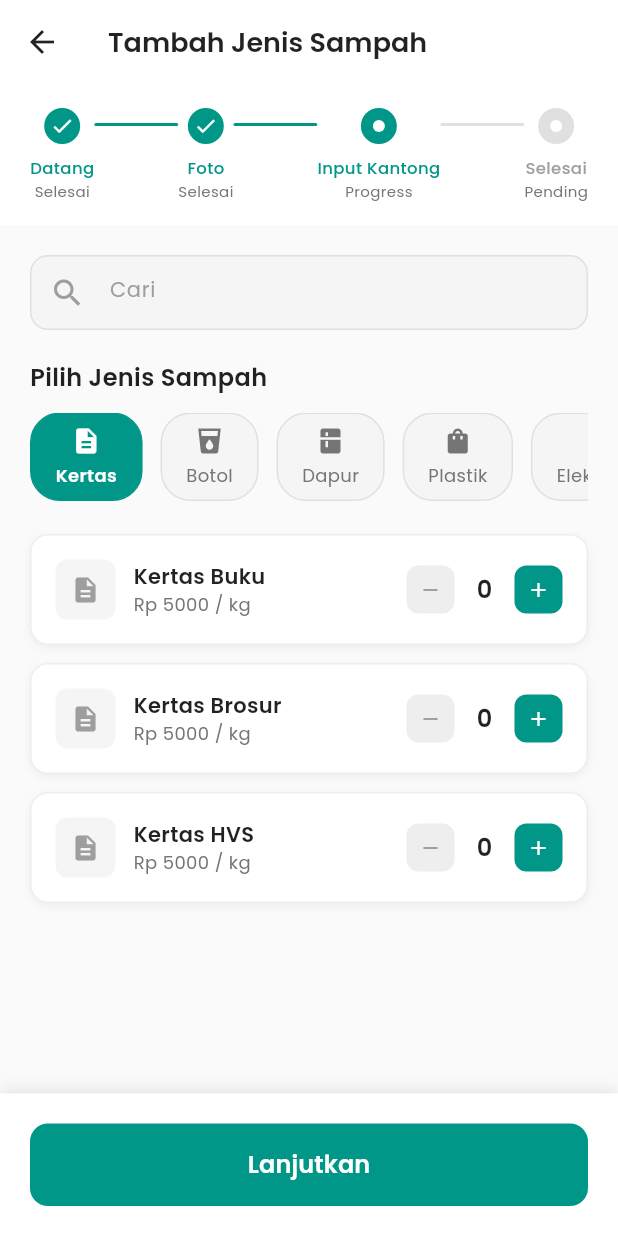
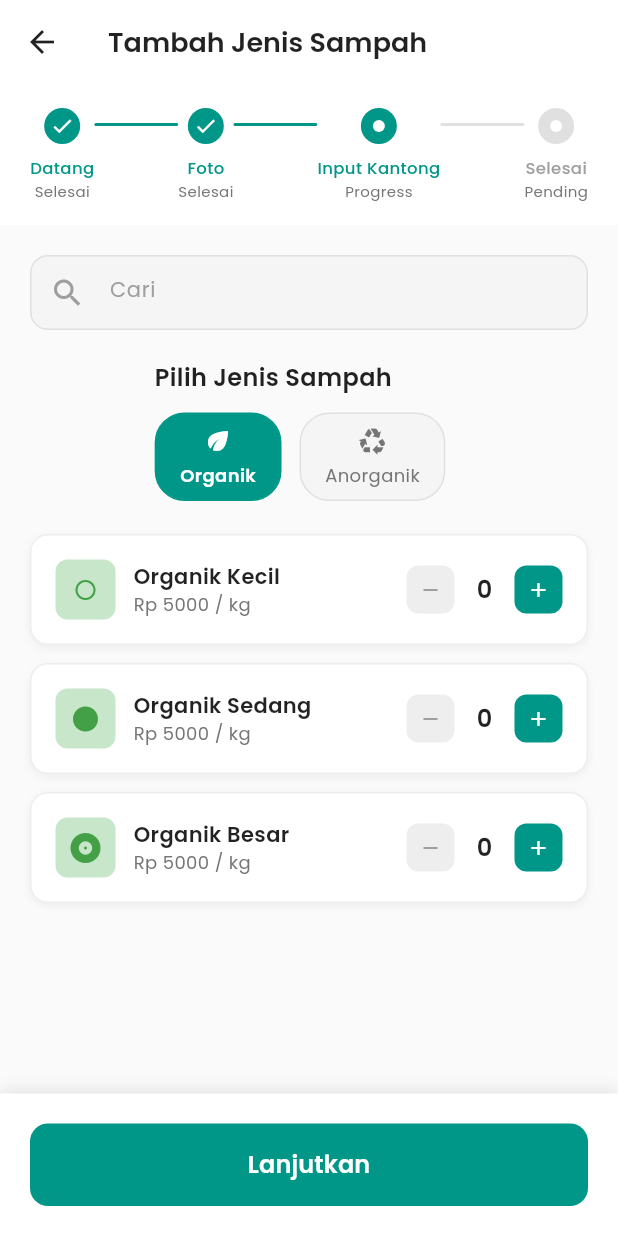
Before and after one commit to jonathanfransilo/smart-environtment-mobile, a Flutter app: the InputKantongScreen screen opened directly with empty values, on a phone screen of 412 x 824 dp. Run offline on Flutter 3.47's test engine with Material 3 defaults, Android fonts, the phone set to English and light mode, and no system bars; our stand-ins replace blur, dio, flutter_map, flutter_secure_storage, flutter_svg, geocoding and 5 more; accounts and stored records are empty; project files that could hold a hidden picture were left out.

Commit message:
perubahan pada jenis sampah

```diff
--- a/lib/screens/kolektor/detail_sampah_screen.dart
+++ b/lib/screens/kolektor/detail_sampah_screen.dart
@@ -55,18 +55,7 @@ class _DetailSampahScreenState extends State<DetailSampahScreen> {
   }
 
   String _getCategoryTag(String category) {
-    switch (category) {
-      case 'Kertas':
-      case 'Botol':
-      case 'Plastik':
-        return 'Organik';
-      case 'Dapur':
-        return 'Organik';
-      case 'Elektronik':
-        return 'Organik';
-      default:
-        return 'Organik';
-    }
+    return category; // Return the actual category (Organik/Anorganik)
   }
 
   Future<void> _konfirmasi() async {
@@ -255,7 +244,7 @@ class _DetailSampahScreenState extends State<DetailSampahScreen> {
                       Container(
                         padding: EdgeInsets.symmetric(horizontal: 8, vertical: 4),
                         decoration: BoxDecoration(
-                          color: Color(0xFF009688),
+                          color: item['category'] == 'Organik' ? Colors.green[600] : Colors.blue[600],
                           borderRadius: BorderRadius.circular(4),
                         ),
                         child: Text(
--- a/lib/screens/kolektor/input_kantong_screen.dart
+++ b/lib/screens/kolektor/input_kantong_screen.dart
@@ -20,35 +20,20 @@ class InputKantongScreen extends StatefulWidget {
 
 class _InputKantongScreenState extends State<InputKantongScreen> {
   int _currentStep = 2; // 0: Datang, 1: Foto, 2: Input Kantong (current), 3: Selesai
-  String _selectedCategory = 'Kertas';
+  String _selectedCategory = 'Organik';
   final TextEditingController _searchController = TextEditingController();
 
   // Data jenis sampah dengan harga 5000/kg untuk semua
   final Map<String, List<Map<String, dynamic>>> _sampahCategories = {
-    'Kertas': [
-      {'name': 'Kertas Buku', 'price': 5000, 'quantity': 0},
-      {'name': 'Kertas Brosur', 'price': 5000, 'quantity': 0},
-      {'name': 'Kertas HVS', 'price': 5000, 'quantity': 0},
+    'Organik': [
+      {'name': 'Organik Kecil', 'price': 5000, 'quantity': 0},
+      {'name': 'Organik Sedang', 'price': 5000, 'quantity': 0},
+      {'name': 'Organik Besar', 'price': 5000, 'quantity': 0},
     ],
-    'Botol': [
-      {'name': 'Botol Plastik', 'price': 5000, 'quantity': 0},
-      {'name': 'Botol Kaca', 'price': 5000, 'quantity': 0},
-      {'name': 'Botol Minuman', 'price': 5000, 'quantity': 0},
-    ],
-    'Dapur': [
-      {'name': 'Kaleng Makanan', 'price': 5000, 'quantity': 0},
-      {'name': 'Wadah Plastik', 'price': 5000, 'quantity': 0},
-      {'name': 'Tutup Botol', 'price': 5000, 'quantity': 0},
-    ],
-    'Plastik': [
-      {'name': 'Plastik PE', 'price': 5000, 'quantity': 0},
-      {'name': 'Plastik PP', 'price': 5000, 'quantity': 0},
-      {'name': 'Kantong Plastik', 'price': 5000, 'quantity': 0},
-    ],
-    'Elektronik': [
-      {'name': 'Kabel Listrik', 'price': 5000, 'quantity': 0},
-      {'name': 'Komponen PCB', 'price': 5000, 'quantity': 0},
-      {'name': 'Baterai Bekas', 'price': 5000, 'quantity': 0},
+    'Anorganik': [
+      {'name': 'Anorganik Kecil', 'price': 5000, 'quantity': 0},
+      {'name': 'Anorganik Sedang', 'price': 5000, 'quantity': 0},
+      {'name': 'Anorganik Besar', 'price': 5000, 'quantity': 0},
     ],
   };
 
@@ -258,20 +243,11 @@ class _InputKantongScreenState extends State<InputKantongScreen> {
                 IconData icon;
 
                 switch (category) {
-                  case 'Kertas':
-                    icon = Icons.description;
+                  case 'Organik':
+                    icon = Icons.eco;
                     break;
-                  case 'Botol':
-                    icon = Icons.local_drink;
-                    break;
-                  case 'Dapur':
-                    icon = Icons.kitchen;
-                    break;
-                  case 'Plastik':
-                    icon = Icons.shopping_bag;
-                    break;
-                  case 'Elektronik':
-                    icon = Icons.electrical_services;
+                  case 'Anorganik':
+                    icon = Icons.recycling;
                     break;
                   default:
                     icon = Icons.recycling;
@@ -349,13 +325,16 @@ class _InputKantongScreenState extends State<InputKantongScreen> {
                   width: 40,
                   height: 40,
                   decoration: BoxDecoration(
-                    color: Colors.grey[100],
+                    color: _selectedCategory == 'Organik' ? Colors.green[100] : Colors.blue[100],
                     borderRadius: BorderRadius.circular(8),
                   ),
-                  child: const Icon(
-                    Icons.description,
-                    color: Colors.grey,
-                    size: 20,
+                  child: Icon(
+                    item['name'].contains('Kecil') ? Icons.circle_outlined :
+                    item['name'].contains('Sedang') ? Icons.circle :
+                    Icons.album,
+                    color: _selectedCategory == 'Organik' ? Colors.green[600] : Colors.blue[600],
+                    size: item['name'].contains('Kecil') ? 16 :
+                         item['name'].contains('Sedang') ? 20 : 24,
                   ),
                 ),
 
--- a/lib/services/pickup_service.dart
+++ b/lib/services/pickup_service.dart
@@ -1,4 +1,4 @@
-import 'package:shared_preferences/shared_preferences.dart';
+  import 'package:shared_preferences/shared_preferences.dart';
 import 'dart:convert';
 
 class PickupService {
```
Also changed, not shown: lib/screens/auth/login_screen.dart (deleted, +0 -282 lines), lib/screens/kolektor/profile_screen.dart (+136 -55 lines).
